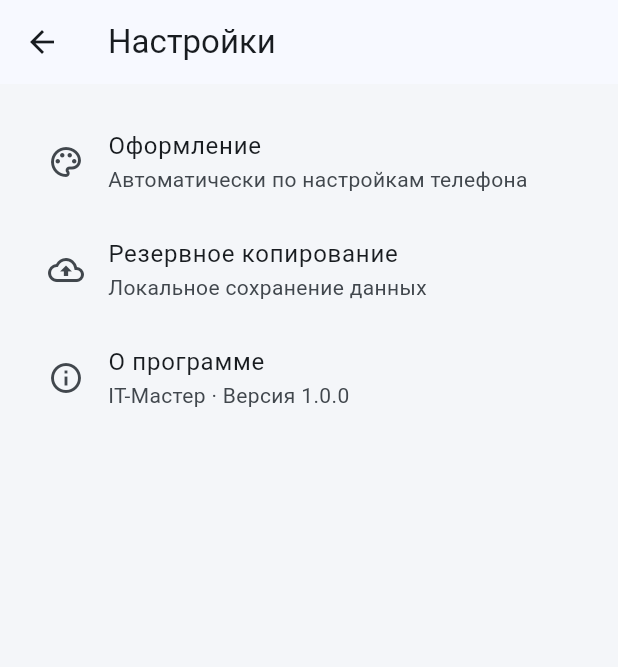
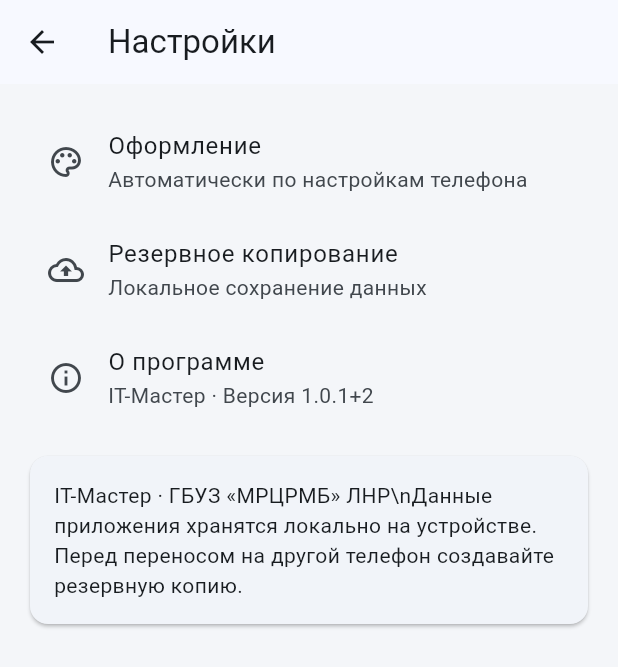
Before and after one commit to JoxerJXR/IT-Master-MRCRMB, a Flutter app: the SettingsPage screen opened directly, on a phone screen of 412 x 824 dp. Shown: the top 667 px of the screen. Run offline on Flutter 3.47's test engine with Material 3 defaults, Android fonts, the phone set to English and light mode, and no system bars; our stand-ins replace flutter_secure_storage, signature, sqflite; accounts and stored records are empty.

Commit message:
Версия приложения отображается в настройках

```diff
--- a/lib/main.dart
+++ b/lib/main.dart
@@ -4,6 +4,7 @@ import 'requests.dart';
 import 'equipment.dart';
 import 'knowledge_base.dart';
 import 'private_notes.dart';
+import 'app_info.dart';
 
 import 'package:flutter/material.dart';
 
@@ -459,21 +460,31 @@ class SettingsPage extends StatelessWidget {
       appBar: AppBar(title: const Text('Настройки')),
       body: ListView(
         padding: const EdgeInsets.all(16),
-        children: const [
-          ListTile(
+        children: [
+          const ListTile(
             leading: Icon(Icons.palette_outlined),
             title: Text('Оформление'),
             subtitle: Text('Автоматически по настройкам телефона'),
           ),
-          ListTile(
+          const ListTile(
             leading: Icon(Icons.backup_outlined),
             title: Text('Резервное копирование'),
             subtitle: Text('Локальное сохранение данных'),
           ),
           ListTile(
-            leading: Icon(Icons.info_outline),
-            title: Text('О программе'),
-            subtitle: Text('IT-Мастер · Версия 1.0.0'),
+            leading: const Icon(Icons.info_outline),
+            title: const Text('О программе'),
+            subtitle: Text('IT-Мастер · Версия $appVersion'),
+          ),
+          const SizedBox(height: 12),
+          const Card(
+            child: Padding(
+              padding: EdgeInsets.all(16),
+              child: Text(
+                'IT-Мастер · ГБУЗ «МРЦРМБ» ЛНР\\nДанные приложения хранятся локально на устройстве. '
+                'Перед переносом на другой телефон создавайте резервную копию.',
+              ),
+            ),
           ),
         ],
       ),
```
